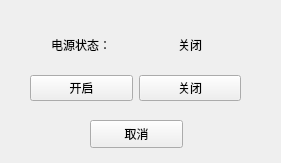
This is Master/powersupplywidget.ui in L-Jay1999/DistributedTemperatureControlSystem as Qt 5 draws it before an edit. The edited form follows.
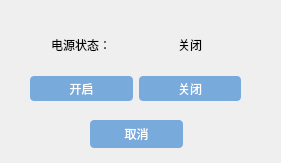
This is the edited form.

```diff
--- a/Master/powersupplywidget.ui
+++ b/Master/powersupplywidget.ui
@@ -13,6 +13,22 @@
   <property name="windowTitle">
    <string>Form</string>
   </property>
+  <property name="styleSheet">
+   <string notr="true">QPushButton{
+        border-radius: 4px;
+        border: none;
+        width: 75px;
+        height: 25px;
+}
+QPushButton:enabled {
+        background: rgb(120, 170, 220);
+        color: white;
+}
+QPushButton:hover {
+	background: rgb(0, 78, 161);
+}
+</string>
+  </property>
   <widget class="QWidget" name="gridLayoutWidget">
    <property name="geometry">
     <rect>
```
